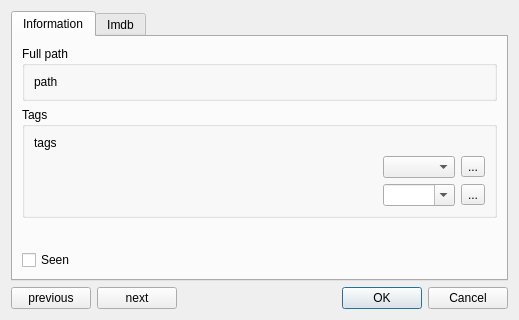
Above: src/ui/editmediadialog.ui from slopjong/MediaSpy before the change. Below: the same form after it.
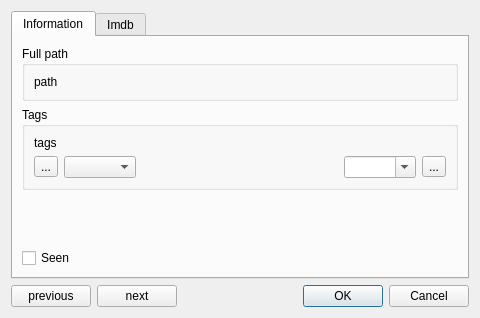
That is the form after the change. Icons and pictures are not drawn.

Commit message: Change tags QComboBox(es) placement

What changed in the file:
```diff
--- a/src/ui/editmediadialog.ui
+++ b/src/ui/editmediadialog.ui
@@ -6,8 +6,8 @@
    <rect>
     <x>0</x>
     <y>0</y>
-    <width>519</width>
-    <height>320</height>
+    <width>480</width>
+    <height>318</height>
    </rect>
   </property>
   <property name="windowTitle">
@@ -48,15 +48,38 @@
          <property name="title">
           <string>Tags</string>
          </property>
-         <layout class="QGridLayout" name="gridLayout">
-          <item row="0" column="0" colspan="4">
+         <layout class="QVBoxLayout" name="verticalLayout_3">
+          <item>
            <widget class="QLabel" name="tagsLabel">
             <property name="text">
              <string>tags</string>
             </property>
            </widget>
           </item>
-          <item row="2" column="1">
+          <item>
+           <layout class="QHBoxLayout" name="horizontalLayout">
+            <item>
+             <widget class="QToolButton" name="minusToolButton">
+              <property name="text">
+               <string notr="true">...</string>
+              </property>
+              <property name="icon">
+               <iconset resource="../resources/MediaSpy.qrc">
+                <normaloff>:/icons/minus.png</normaloff>:/icons/minus.png</iconset>
+              </property>
+             </widget>
+            </item>
+            <item>
+             <widget class="QComboBox" name="minusComboBox">
+              <property name="insertPolicy">
+               <enum>QComboBox::InsertAlphabetically</enum>
+              </property>
+              <property name="sizeAdjustPolicy">
+               <enum>QComboBox::AdjustToContentsOnFirstShow</enum>
+              </property>
+             </widget>
+            </item>
+            <item>
            <spacer name="horizontalSpacer_3">
             <property name="orientation">
              <enum>Qt::Horizontal</enum>
@@ -69,7 +92,7 @@
             </property>
            </spacer>
           </item>
-          <item row="2" column="2">
+            <item>
            <widget class="QComboBox" name="plusComboBox">
             <property name="editable">
              <bool>true</bool>
@@ -82,7 +105,7 @@
             </property>
            </widget>
           </item>
-          <item row="2" column="3">
+            <item>
            <widget class="QToolButton" name="plusToolButton">
             <property name="text">
              <string notr="true">...</string>
@@ -93,26 +116,7 @@
             </property>
            </widget>
           </item>
-          <item row="1" column="2">
-           <widget class="QComboBox" name="minusComboBox">
-            <property name="insertPolicy">
-             <enum>QComboBox::InsertAlphabetically</enum>
-            </property>
-            <property name="sizeAdjustPolicy">
-             <enum>QComboBox::AdjustToContentsOnFirstShow</enum>
-            </property>
-           </widget>
-          </item>
-          <item row="1" column="3">
-           <widget class="QToolButton" name="minusToolButton">
-            <property name="text">
-             <string notr="true">...</string>
-            </property>
-            <property name="icon">
-             <iconset resource="../resources/MediaSpy.qrc">
-              <normaloff>:/icons/minus.png</normaloff>:/icons/minus.png</iconset>
-            </property>
-           </widget>
+           </layout>
           </item>
          </layout>
         </widget>
```
Lines whose indentation alone changed are shown as unchanged.
